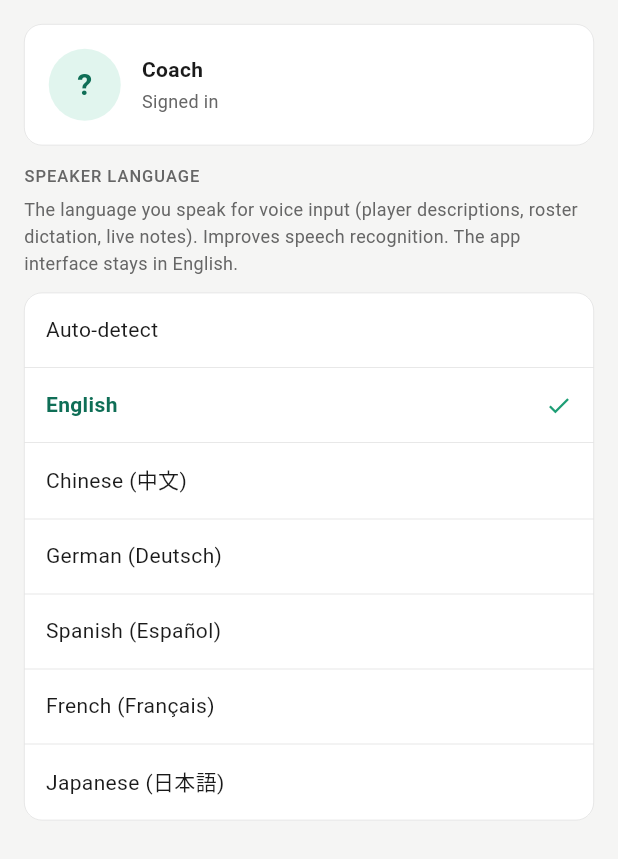
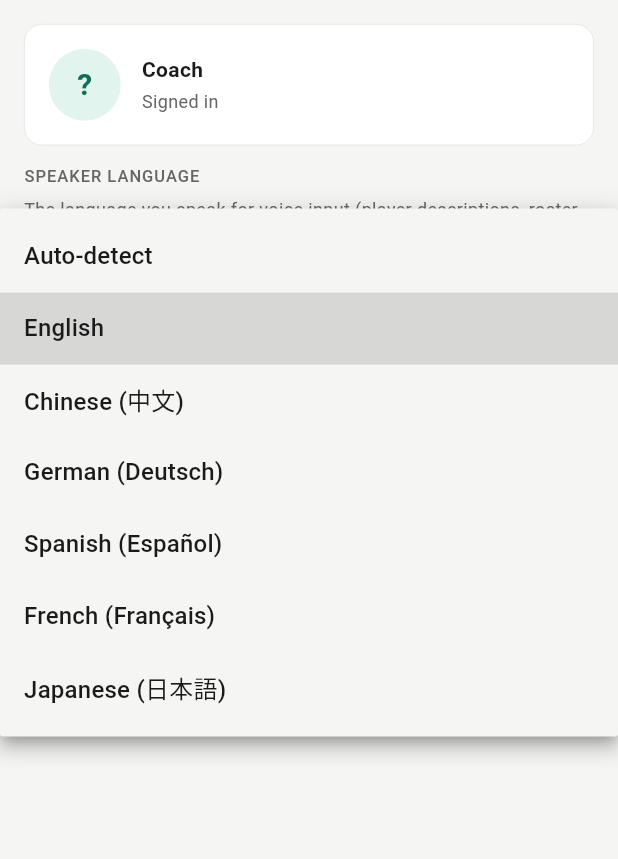
Before and after one commit to janewu77/whisper_coach, a Flutter app: the ProfileTab screen opened directly, after a tap on "English", on a phone screen of 412 x 824 dp. Shown: the top 859 px of the screen. Run offline on Flutter 3.47's test engine with Material 3 defaults, Android fonts, the phone set to English and light mode, and no system bars; our stand-ins replace dio, image_picker, shared_preferences; missing offline and left inert: auth0_flutter, record; accounts and stored records are empty; network calls fail; project files that could hold a hidden picture were left out.

Commit message:
Profile: speaker language as a dropdown (saves space)
Replace the full list of language rows with a compact DropdownButtonFormField;
selection still persists via SettingsService. Removed the now-unused _LangRow.

Co-Authored-By: Claude Opus 4.8 <noreply@anthropic.com>

```diff
--- a/frontend/lib/screens/profile_tab.dart
+++ b/frontend/lib/screens/profile_tab.dart
@@ -56,27 +56,17 @@ class ProfileTab extends StatelessWidget {
                 style: kStyleSecondary,
               ),
               const SizedBox(height: 10),
-              Container(
-                decoration: BoxDecoration(
-                  color: kSurfaceCard,
-                  borderRadius: BorderRadius.circular(kRadiusCard),
-                  border: Border.all(color: kBorderHairline, width: 0.5),
-                ),
-                clipBehavior: Clip.antiAlias,
-                child: Column(
-                  children: [
-                    for (var i = 0; i < kSpeakerLanguages.length; i++) ...[
-                      if (i > 0) const Divider(height: 1),
-                      _LangRow(
-                        lang: kSpeakerLanguages[i],
-                        selected:
-                            settings.speakerLanguage == kSpeakerLanguages[i].code,
-                        onTap: () => settings
-                            .setSpeakerLanguage(kSpeakerLanguages[i].code),
-                      ),
-                    ],
-                  ],
-                ),
+              DropdownButtonFormField<String>(
+                value: settings.speakerLanguage,
+                isExpanded: true,
+                decoration: const InputDecoration(labelText: 'Speaker language'),
+                items: [
+                  for (final l in kSpeakerLanguages)
+                    DropdownMenuItem(value: l.code, child: Text(l.label)),
+                ],
+                onChanged: (code) {
+                  if (code != null) settings.setSpeakerLanguage(code);
+                },
               ),
               if (Config.authEnabled) ...[
                 const SizedBox(height: 24),
@@ -136,42 +126,6 @@ class ProfileTab extends StatelessWidget {
             ),
           ),
         ],
-      ),
-    );
-  }
-}
-
-class _LangRow extends StatelessWidget {
-  final SpeakerLanguage lang;
-  final bool selected;
-  final VoidCallback onTap;
-
-  const _LangRow({
-    required this.lang,
-    required this.selected,
-    required this.onTap,
-  });
-
-  @override
-  Widget build(BuildContext context) {
-    return InkWell(
-      onTap: onTap,
-      child: Padding(
-        padding: const EdgeInsets.symmetric(horizontal: 14, vertical: 14),
-        child: Row(
-          children: [
-            Expanded(
-              child: Text(
-                lang.label,
-                style: kStyleBody.copyWith(
-                  fontWeight: selected ? FontWeight.w600 : FontWeight.w400,
-                  color: selected ? kTextBrand : kTextPrimary,
-                ),
-              ),
-            ),
-            if (selected) const Icon(Icons.check, size: 18, color: kBrand),
-          ],
-        ),
       ),
     );
   }
```
